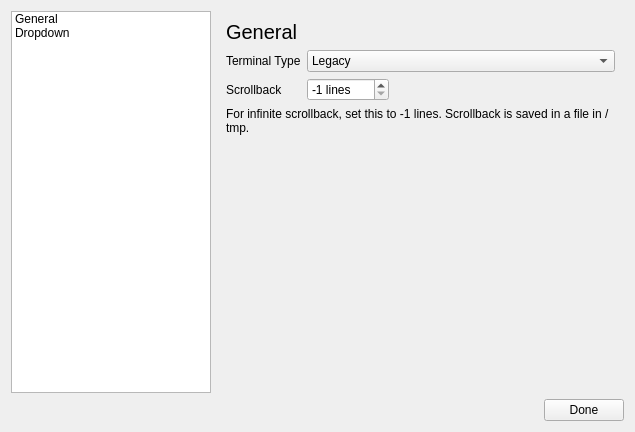
First picture: the form in terminal/settingswindow.ui, repository theCheeseboard/theterminal, before the edit.
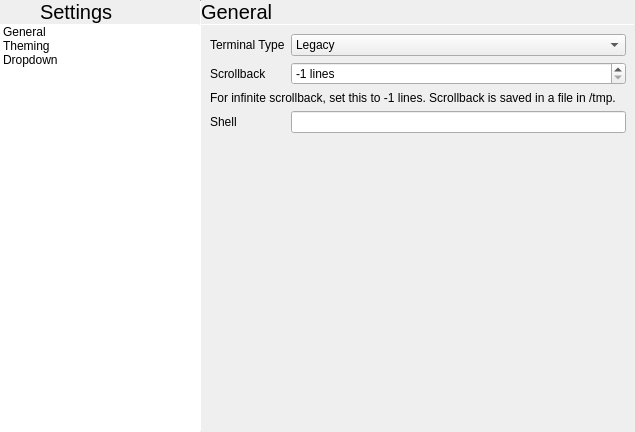
Second picture: the form after the edit. The open tabs and pages were chosen to show the change. Icons and pictures are not drawn.

The edit to the form file:
```diff
--- a/terminal/settingswindow.ui
+++ b/terminal/settingswindow.ui
@@ -17,68 +17,184 @@
    <iconset theme="utilities-terminal">
     <normaloff>.</normaloff>.</iconset>
   </property>
-  <layout class="QVBoxLayout" name="verticalLayout">
+  <layout class="QHBoxLayout" name="horizontalLayout_3">
+   <property name="spacing">
+    <number>0</number>
+   </property>
+   <property name="leftMargin">
+    <number>0</number>
+   </property>
+   <property name="topMargin">
+    <number>0</number>
+   </property>
+   <property name="rightMargin">
+    <number>0</number>
+   </property>
+   <property name="bottomMargin">
+    <number>0</number>
+   </property>
+   <item>
+    <widget class="QWidget" name="leftPane" native="true">
+     <property name="maximumSize">
+      <size>
+       <width>200</width>
+       <height>16777215</height>
+      </size>
+     </property>
+     <layout class="QVBoxLayout" name="verticalLayout">
+      <property name="spacing">
+       <number>0</number>
+      </property>
+      <property name="leftMargin">
+       <number>0</number>
+      </property>
+      <property name="topMargin">
+       <number>0</number>
+      </property>
+      <property name="rightMargin">
+       <number>0</number>
+      </property>
+      <property name="bottomMargin">
+       <number>0</number>
+      </property>
+      <item>
+       <layout class="QHBoxLayout" name="horizontalLayout">
+        <property name="spacing">
+         <number>0</number>
+        </property>
+        <item>
+         <widget class="QPushButton" name="DoneButton">
+          <property name="sizePolicy">
+           <sizepolicy hsizetype="Minimum" vsizetype="Preferred">
+            <horstretch>0</horstretch>
+            <verstretch>0</verstretch>
+           </sizepolicy>
+          </property>
+          <property name="text">
+           <string/>
+          </property>
+          <property name="icon">
+           <iconset theme="go-previous">
+            <normaloff>.</normaloff>.</iconset>
+          </property>
+          <property name="flat">
+           <bool>true</bool>
+          </property>
+         </widget>
+        </item>
+        <item>
+         <widget class="QLabel" name="label_3">
+          <property name="sizePolicy">
+           <sizepolicy hsizetype="Expanding" vsizetype="Preferred">
+            <horstretch>0</horstretch>
+            <verstretch>0</verstretch>
+           </sizepolicy>
+          </property>
+          <property name="font">
+           <font>
+            <pointsize>15</pointsize>
+           </font>
+          </property>
+          <property name="text">
+           <string>Settings</string>
+          </property>
+          <property name="margin">
+           <number>9</number>
+          </property>
+         </widget>
+        </item>
+       </layout>
+      </item>
+      <item>
+       <widget class="Line" name="line">
+        <property name="maximumSize">
+         <size>
+          <width>16777215</width>
+          <height>1</height>
+         </size>
+        </property>
+        <property name="orientation">
+         <enum>Qt::Horizontal</enum>
+        </property>
+       </widget>
+      </item>
+      <item>
+       <widget class="QListWidget" name="settingsLists">
+        <property name="frameShape">
+         <enum>QFrame::NoFrame</enum>
+        </property>
+        <item>
+         <property name="text">
+          <string>General</string>
+         </property>
+         <property name="icon">
+          <iconset theme="configure">
+           <normaloff>.</normaloff>.</iconset>
+         </property>
+        </item>
+        <item>
+         <property name="text">
+          <string>Theming</string>
+         </property>
+         <property name="icon">
+          <iconset theme="draw-brush"/>
+         </property>
+        </item>
+        <item>
+         <property name="text">
+          <string>Dropdown</string>
+         </property>
+         <property name="icon">
+          <iconset theme="go-down">
+           <normaloff>.</normaloff>.</iconset>
+         </property>
+        </item>
+       </widget>
+      </item>
+     </layout>
+    </widget>
+   </item>
+   <item>
+    <widget class="Line" name="line_2">
+     <property name="maximumSize">
+      <size>
+       <width>1</width>
+       <height>16777215</height>
+      </size>
+     </property>
+     <property name="orientation">
+      <enum>Qt::Vertical</enum>
+     </property>
+    </widget>
+   </item>
    <item>
     <layout class="QHBoxLayout" name="horizontalLayout_2">
      <property name="rightMargin">
       <number>0</number>
      </property>
-     <item>
-      <widget class="QListWidget" name="settingsLists">
-       <property name="maximumSize">
-        <size>
-         <width>200</width>
-         <height>16777215</height>
-        </size>
-       </property>
-       <item>
-        <property name="text">
-         <string>General</string>
-        </property>
-        <property name="icon">
-         <iconset theme="configure">
-          <normaloff>.</normaloff>.</iconset>
-        </property>
-       </item>
-       <item>
-        <property name="text">
-         <string>Dropdown</string>
-        </property>
-        <property name="icon">
-         <iconset theme="go-down">
-          <normaloff>.</normaloff>.</iconset>
-        </property>
-       </item>
-      </widget>
-     </item>
      <item>
       <widget class="QStackedWidget" name="pages">
        <property name="currentIndex">
-        <number>1</number>
+        <number>0</number>
        </property>
        <widget class="QWidget" name="page">
-        <layout class="QGridLayout" name="gridLayout">
-         <item row="2" column="2">
-          <spacer name="horizontalSpacer_2">
-           <property name="orientation">
-            <enum>Qt::Horizontal</enum>
-           </property>
-           <property name="sizeHint" stdset="0">
-            <size>
-             <width>40</width>
-             <height>20</height>
-            </size>
-           </property>
-          </spacer>
-         </item>
-         <item row="2" column="0">
-          <widget class="QLabel" name="label_4">
-           <property name="text">
-            <string>Scrollback</string>
-           </property>
-          </widget>
-         </item>
-         <item row="0" column="0" colspan="3">
+        <layout class="QVBoxLayout" name="verticalLayout_2">
+         <property name="spacing">
+          <number>0</number>
+         </property>
+         <property name="leftMargin">
+          <number>0</number>
+         </property>
+         <property name="topMargin">
+          <number>0</number>
+         </property>
+         <property name="rightMargin">
+          <number>0</number>
+         </property>
+         <property name="bottomMargin">
+          <number>0</number>
+         </property>
+         <item>
           <widget class="QLabel" name="label">
            <property name="font">
             <font>
@@ -88,38 +204,117 @@
            <property name="text">
             <string>General</string>
            </property>
+           <property name="margin">
+            <number>9</number>
+           </property>
           </widget>
          </item>
-         <item row="2" column="1">
-          <widget class="QSpinBox" name="scrollbackSpin">
-           <property name="suffix">
-            <string> lines</string>
+         <item>
+          <widget class="Line" name="line_3">
+           <property name="maximumSize">
+            <size>
+             <width>16777215</width>
+             <height>1</height>
+            </size>
            </property>
-           <property name="prefix">
-            <string/>
+           <property name="orientation">
+            <enum>Qt::Horizontal</enum>
            </property>
-           <property name="minimum">
-            <number>-1</number>
+          </widget>
+         </item>
+         <item>
+          <layout class="QGridLayout" name="gridLayout_3">
+           <property name="leftMargin">
+            <number>9</number>
            </property>
-           <property name="maximum">
-            <number>1000</number>
+           <property name="topMargin">
+            <number>9</number>
            </property>
-           <property name="value">
-            <number>-1</number>
+           <property name="rightMargin">
+            <number>9</number>
            </property>
-          </widget>
-         </item>
-         <item row="3" column="0" colspan="3">
-          <widget class="QLabel" name="label_5">
-           <property name="text">
-            <string>For infinite scrollback, set this to -1 lines. Scrollback is saved in a file in /tmp.</string>
+           <property name="bottomMargin">
+            <number>9</number>
            </property>
-           <property name="wordWrap">
-            <bool>true</bool>
+           <property name="spacing">
+            <number>6</number>
            </property>
-          </widget>
+           <item row="0" column="0">
+            <widget class="QLabel" name="label_6">
+             <property name="text">
+              <string>Terminal Type</string>
+             </property>
+            </widget>
+           </item>
+           <item row="0" column="1">
+            <widget class="QComboBox" name="termTypeComboBox">
+             <property name="sizePolicy">
+              <sizepolicy hsizetype="Expanding" vsizetype="Fixed">
+               <horstretch>0</horstretch>
+               <verstretch>0</verstretch>
+              </sizepolicy>
+             </property>
+             <item>
+              <property name="text">
+               <string>Legacy</string>
+              </property>
+             </item>
+             <item>
+              <property name="text">
+               <string>Contemporary</string>
+              </property>
+             </item>
+            </widget>
+           </item>
+           <item row="1" column="1">
+            <widget class="QSpinBox" name="scrollbackSpin">
+             <property name="suffix">
+              <string> lines</string>
+             </property>
+             <property name="prefix">
+              <string/>
+             </property>
+             <property name="minimum">
+              <number>-1</number>
+             </property>
+             <property name="maximum">
+              <number>1000</number>
+             </property>
+             <property name="value">
+              <number>-1</number>
+             </property>
+            </widget>
+           </item>
+           <item row="1" column="0">
+            <widget class="QLabel" name="label_4">
+             <property name="text">
+              <string>Scrollback</string>
+             </property>
+            </widget>
+           </item>
+           <item row="2" column="0" colspan="2">
+            <widget class="QLabel" name="label_5">
+             <property name="text">
+              <string>For infinite scrollback, set this to -1 lines. Scrollback is saved in a file in /tmp.</string>
+             </property>
+             <property name="wordWrap">
+              <bool>true</bool>
+             </property>
+            </widget>
+           </item>
+           <item row="3" column="0">
+            <widget class="QLabel" name="label_9">
+             <property name="text">
+              <string>Shell</string>
+             </property>
+            </widget>
+           </item>
+           <item row="3" column="1">
+            <widget class="QLineEdit" name="shellLineEdit"/>
+           </item>
+          </layout>
          </item>
-         <item row="4" column="0">
+         <item>
           <spacer name="verticalSpacer">
            <property name="orientation">
             <enum>Qt::Vertical</enum>
@@ -132,55 +327,122 @@
            </property>
           </spacer>
          </item>
-         <item row="1" column="0">
-          <widget class="QLabel" name="label_6">
+        </layout>
+       </widget>
+       <widget class="QWidget" name="page_3">
+        <layout class="QVBoxLayout" name="verticalLayout_4">
+         <property name="spacing">
+          <number>0</number>
+         </property>
+         <property name="leftMargin">
+          <number>0</number>
+         </property>
+         <property name="topMargin">
+          <number>0</number>
+         </property>
+         <property name="rightMargin">
+          <number>0</number>
+         </property>
+         <property name="bottomMargin">
+          <number>0</number>
+         </property>
+         <item>
+          <widget class="QLabel" name="label_7">
+           <property name="font">
+            <font>
+             <pointsize>15</pointsize>
+            </font>
+           </property>
            <property name="text">
-            <string>Terminal Type</string>
+            <string>Theming</string>
            </property>
+           <property name="margin">
+            <number>9</number>
+           </property>
           </widget>
          </item>
-         <item row="1" column="1" colspan="2">
-          <widget class="QComboBox" name="termTypeComboBox">
-           <item>
-            <property name="text">
-             <string>Legacy</string>
-            </property>
+         <item>
+          <widget class="Line" name="line_5">
+           <property name="maximumSize">
+            <size>
+             <width>16777215</width>
+             <height>1</height>
+            </size>
+           </property>
+           <property name="orientation">
+            <enum>Qt::Horizontal</enum>
+           </property>
+          </widget>
+         </item>
+         <item>
+          <layout class="QGridLayout" name="gridLayout_2">
+           <property name="leftMargin">
+            <number>9</number>
+           </property>
+           <property name="topMargin">
+            <number>9</number>
+           </property>
+           <property name="rightMargin">
+            <number>9</number>
+           </property>
+           <property name="bottomMargin">
+            <number>9</number>
+           </property>
+           <property name="spacing">
+            <number>6</number>
+           </property>
+           <item row="0" column="0">
+            <widget class="QLabel" name="label_8">
+             <property name="text">
+              <string>Colours</string>
+             </property>
+            </widget>
            </item>
-           <item>
-            <property name="text">
-             <string>Contemporary</string>
-            </property>
+           <item row="0" column="1">
+            <widget class="QComboBox" name="coloursComboBox">
+             <property name="sizePolicy">
+              <sizepolicy hsizetype="Expanding" vsizetype="Fixed">
+               <horstretch>0</horstretch>
+               <verstretch>0</verstretch>
+              </sizepolicy>
+             </property>
+            </widget>
            </item>
-          </widget>
+           <item row="1" column="0">
+            <spacer name="verticalSpacer_3">
+             <property name="orientation">
+              <enum>Qt::Vertical</enum>
+             </property>
+             <property name="sizeHint" stdset="0">
+              <size>
+               <width>20</width>
+               <height>40</height>
+              </size>
+             </property>
+            </spacer>
+           </item>
+          </layout>
          </item>
         </layout>
        </widget>
        <widget class="QWidget" name="page_2">
-        <layout class="QGridLayout" name="gridLayout_2">
-         <item row="2" column="1">
-          <widget class="QPushButton" name="keybindingButton">
-           <property name="sizePolicy">
-            <sizepolicy hsizetype="Expanding" vsizetype="Fixed">
-             <horstretch>0</horstretch>
-             <verstretch>0</verstretch>
-            </sizepolicy>
-           </property>
-           <property name="text">
-            <string>F12</string>
-           </property>
-           <property name="checkable">
-            <bool>true</bool>
-           </property>
-          </widget>
-         </item>
-         <item row="2" column="0">
-          <widget class="QLabel" name="keybindLabel">
-           <property name="text">
-            <string>Keyboard Binding</string>
-           </property>
-          </widget>
-         </item>
-         <item row="0" column="0" colspan="2">
+        <layout class="QVBoxLayout" name="verticalLayout_3">
+         <property name="spacing">
+          <number>0</number>
+         </property>
+         <property name="leftMargin">
+          <number>0</number>
+         </property>
+         <property name="topMargin">
+          <number>0</number>
+         </property>
+         <property name="rightMargin">
+          <number>0</number>
+         </property>
+         <property name="bottomMargin">
+          <number>0</number>
+         </property>
+         <item>
           <widget class="QLabel" name="label_2">
            <property name="font">
             <font>
@@ -190,9 +452,77 @@
            <property name="text">
             <string>Drop Down Terminal</string>
            </property>
+           <property name="margin">
+            <number>9</number>
+           </property>
           </widget>
          </item>
-         <item row="3" column="0">
+         <item>
+          <widget class="Line" name="line_4">
+           <property name="maximumSize">
+            <size>
+             <width>16777215</width>
+             <height>1</height>
+            </size>
+           </property>
+           <property name="orientation">
+            <enum>Qt::Horizontal</enum>
+           </property>
+          </widget>
+         </item>
+         <item>
+          <layout class="QGridLayout" name="gridLayout">
+           <property name="leftMargin">
+            <number>9</number>
+           </property>
+           <property name="topMargin">
+            <number>9</number>
+           </property>
+           <property name="rightMargin">
+            <number>9</number>
+           </property>
+           <property name="bottomMargin">
+            <number>9</number>
+           </property>
+           <property name="spacing">
+            <number>6</number>
+           </property>
+           <item row="1" column="1">
+            <widget class="QPushButton" name="keybindingButton">
+             <property name="sizePolicy">
+              <sizepolicy hsizetype="Expanding" vsizetype="Fixed">
+               <horstretch>0</horstretch>
+               <verstretch>0</verstretch>
+              </sizepolicy>
+             </property>
+             <property name="text">
+              <string>F12</string>
+             </property>
+             <property name="checkable">
+              <bool>true</bool>
+             </property>
+            </widget>
+           </item>
+           <item row="1" column="0">
+            <widget class="QLabel" name="keybindLabel">
+             <property name="text">
+              <string>Keyboard Binding</string>
+             </property>
+            </widget>
+           </item>
+           <item row="0" column="0" colspan="2">
+            <widget class="QLabel" name="dropdownMacSupport">
+             <property name="text">
+              <string>The Drop Down Terminal is not available on macOS.</string>
+             </property>
+             <property name="wordWrap">
+              <bool>true</bool>
+             </property>
+            </widget>
+           </item>
+          </layout>
+         </item>
+         <item>
           <spacer name="verticalSpacer_2">
            <property name="orientation">
             <enum>Qt::Vertical</enum>
@@ -205,53 +535,12 @@
            </property>
           </spacer>
          </item>
-         <item row="1" column="0" colspan="2">
-          <widget class="QLabel" name="dropdownMacSupport">
-           <property name="text">
-            <string>The Drop Down Terminal is not available on macOS.</string>
-           </property>
-           <property name="wordWrap">
-            <bool>true</bool>
-           </property>
-          </widget>
-         </item>
         </layout>
        </widget>
       </widget>
      </item>
     </layout>
    </item>
-   <item>
-    <layout class="QHBoxLayout" name="horizontalLayout">
-     <property name="bottomMargin">
-      <number>0</number>
-     </property>
-     <item>
-      <spacer name="horizontalSpacer">
-       <property name="orientation">
-        <enum>Qt::Horizontal</enum>
-       </property>
-       <property name="sizeHint" stdset="0">
-        <size>
-         <width>40</width>
-         <height>20</height>
-        </size>
-       </property>
-      </spacer>
-     </item>
-     <item>
-      <widget class="QPushButton" name="DoneButton">
-       <property name="text">
-        <string>Done</string>
-       </property>
-       <property name="icon">
-        <iconset theme="dialog-ok">
-         <normaloff>.</normaloff>.</iconset>
-       </property>
-      </widget>
-     </item>
-    </layout>
-   </item>
   </layout>
  </widget>
  <resources/>
```
